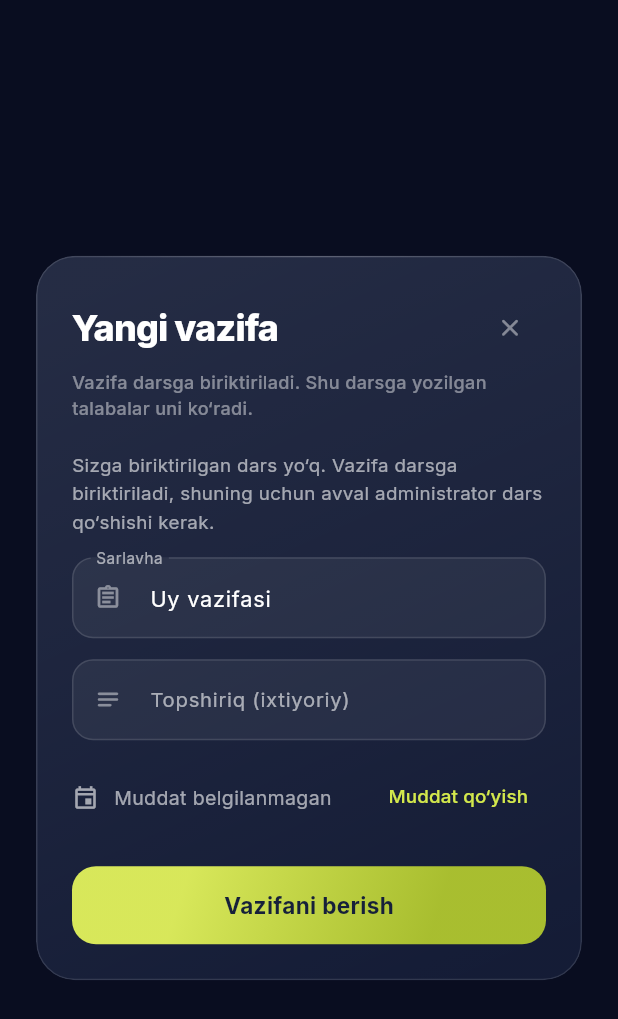
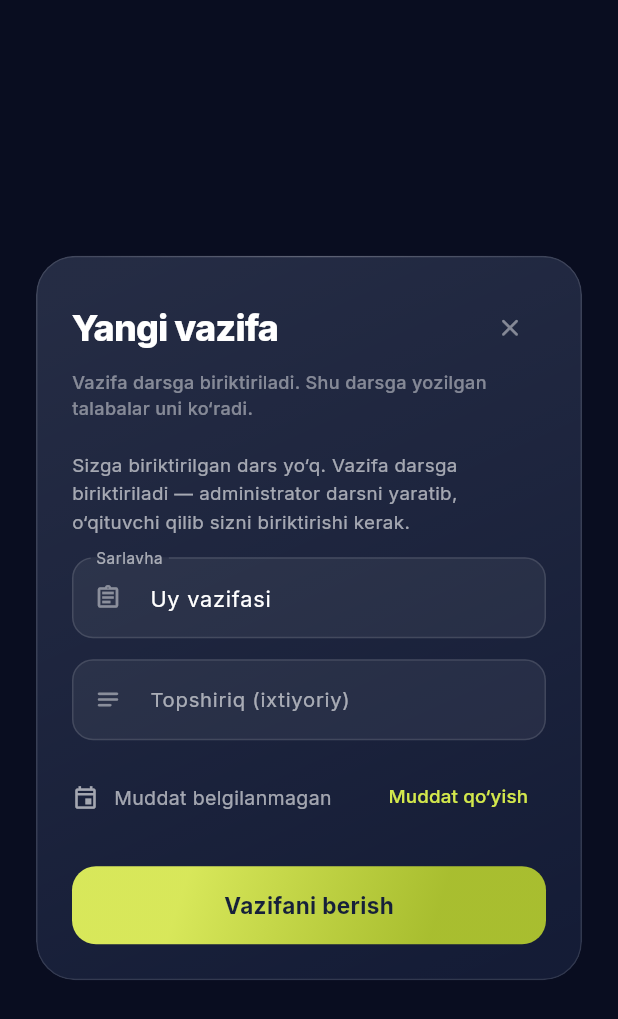
Before and after one commit to asrbekshokirovich-bot/hanguk-_cademy, a Flutter app: the _AssignmentDialog widget shown alone on an empty page, opened directly, on a phone screen of 412 x 824 dp. Shown: the top 1019 px of the screen. Run offline on Flutter 3.47's test engine with Material 3 defaults, Android fonts, the phone set to English and light mode, and no system bars; our stand-ins replace flutter_riverpod, go_router, supabase_flutter; missing offline and left inert: livekit_client, screen_retriever, window_manager; accounts and stored records are empty; network calls fail.

Commit message:
Show a teacher every lesson they could set homework on
The picker was limited to a fortnight either side of today, which
sounded reasonable and is not: a teacher whose next class is three weeks
out was told they had no lessons at all, and the empty state then sent
them to an administrator who had already done the work.

A term either way instead — 120 days back, 180 forward — still bounded
so the query cannot run away on a school with years of history. Most
recent first, because homework is nearly always set for the lesson that
has just finished.

The empty state names both ways of having nothing to attach to, since
they need different things from the same person: the timetable may be
empty, or it may have lessons with somebody else's name against them.

Also drops the explicit `locale:` from showDatePicker. The app declares
uz and the picker inherits it; naming it again only re-creates the shape
of yesterday's white window, where a locale was handed to a widget whose
delegates did not cover it.

Co-Authored-By: Claude Opus 5 <noreply@anthropic.com>
Claude-Session: https://claude.ai/code/session_01JHfQbk3QimyNu5wmsaZRdy

```diff
--- a/lib/features/staff/data/staff_providers.dart
+++ b/lib/features/staff/data/staff_providers.dart
@@ -62,17 +62,22 @@ final myStudentsProvider = FutureProvider<List<TeacherStudent>>((ref) {
 
 /// The lessons this teacher can attach homework to.
 ///
-/// A fortnight around today: the lesson just taught is the usual case, and a
-/// teacher setting work ahead of next week's class is the other one. Scoped
-/// to their own lessons where there is a teacher row — an admin has none and
-/// sees every lesson, which is what `ol_is_staff()` lets them write to
-/// anyway.
+/// A wide window rather than a tight one. This was a fortnight either side of
+/// today, which sounded reasonable and told a teacher with a lesson three
+/// weeks out that they had **no lessons at all** — the dialog's empty state
+/// then sends them to an administrator who has already done the work. A term
+/// is the right unit; the query is bounded so it cannot run away on a school
+/// with years of history.
+///
+/// Scoped to their own lessons where there is a teacher row. An admin has
+/// none and sees every lesson, which is what `ol_is_staff()` lets them write
+/// to anyway.
 final assignableLessonsProvider = FutureProvider<List<Lesson>>((ref) async {
   final now = hkNow();
   final today = DateTime(now.year, now.month, now.day);
   final lessons = await ref.watch(lessonsRepositoryProvider).lessonsBetween(
-        today.subtract(const Duration(days: 7)),
-        today.add(const Duration(days: 14)),
+        today.subtract(const Duration(days: 120)),
+        today.add(const Duration(days: 180)),
       );
 
   final mine = await ref.watch(myTeacherIdProvider.future);
@@ -81,7 +86,7 @@ final assignableLessonsProvider = FutureProvider<List<Lesson>>((ref) async {
       : lessons.where((l) => l.teacher?.id == mine).toList();
 
   // Most recent first: homework is nearly always set for the lesson that has
-  // just finished, and that one should not be at the bottom of the list.
+  // just finished, and that one should not be at the bottom of a long list.
   return scoped.reversed.toList();
 });
 
--- a/lib/features/staff/presentation/assignment_dialog.dart
+++ b/lib/features/staff/presentation/assignment_dialog.dart
@@ -59,7 +59,10 @@ class _AssignmentDialogState extends ConsumerState<_AssignmentDialog> {
       initialDate: _dueAt ?? now.add(const Duration(days: 3)),
       firstDate: now.subtract(const Duration(days: 1)),
       lastDate: now.add(const Duration(days: 365)),
-      locale: const Locale('uz'),
+      // No `locale:` here. The app declares `uz` and the picker inherits it;
+      // naming it again only re-creates the way this crashed — a locale
+      // passed to a widget whose delegates do not cover it fails to build,
+      // and a failed build is a blank window.
     );
     if (picked == null) return;
     // End of the chosen day, not midnight at the start of it. "Due Friday"
@@ -232,9 +235,13 @@ class _LessonPicker extends StatelessWidget {
       ),
       data: (all) {
         if (all.isEmpty) {
+          // Both ways of having no lesson point at the same person, so the
+          // sentence names both: the timetable may be empty, or it may have
+          // lessons with somebody else's name against them.
           return Text(
-            'Sizga biriktirilgan dars yo‘q. Vazifa darsga biriktiriladi, '
-            'shuning uchun avval administrator dars qo‘shishi kerak.',
+            'Sizga biriktirilgan dars yo‘q. Vazifa darsga biriktiriladi — '
+            'administrator darsni yaratib, o‘qituvchi qilib sizni '
+            'biriktirishi kerak.',
             style: HkType.body.copyWith(fontSize: 12.5),
           );
         }
```
